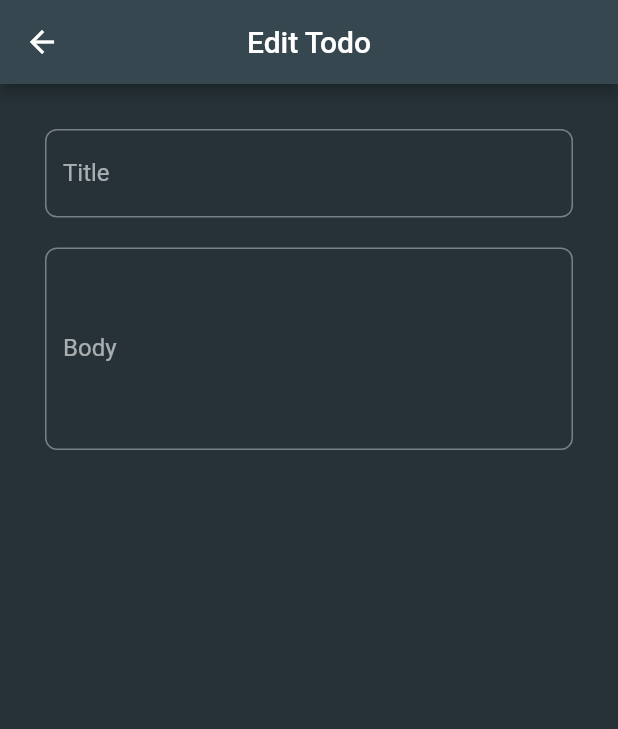
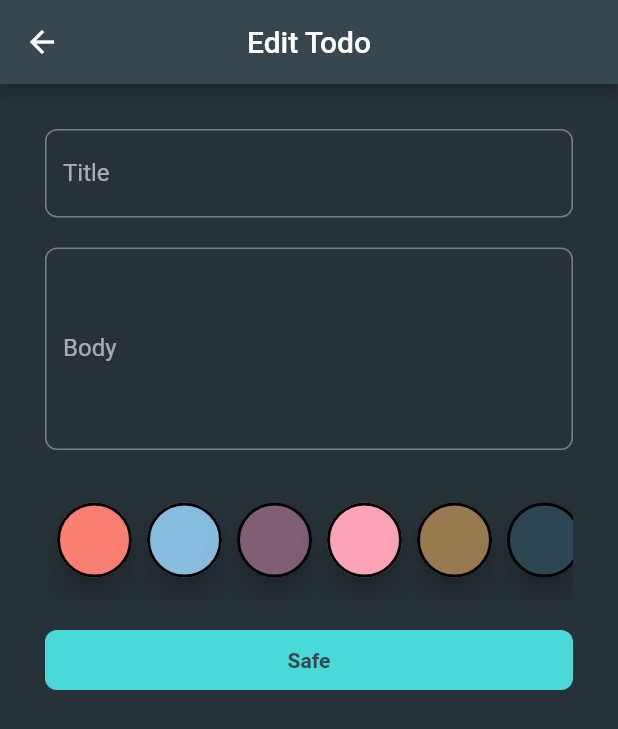
Before and after one commit to AnesJusupovic/TodoApp, a Flutter app: the TodoDetail screen opened directly with empty values, on a phone screen of 412 x 824 dp. Shown: the top 729 px of the screen. Run offline on Flutter 3.47's test engine with Material 2 defaults, Android fonts, the phone set to English and light mode, and no system bars; our stand-ins replace auto_route, bloc, cloud_firestore, dartz, firebase_auth, firebase_core and 2 more; accounts and stored records are empty; Roboto replaces fonts that are missing (Rubik).

Commit message:
Finished every feature of Todo App

```diff
--- a/lib/application/todos/todoForm/todoform_event.dart
+++ b/lib/application/todos/todoForm/todoform_event.dart
@@ -7,3 +7,15 @@ class InitializeTodoDetailPage extends TodoformEvent {
   final Todo? todo;
   InitializeTodoDetailPage({required this.todo});
 }
+
+class ColorChangedEvent extends TodoformEvent {
+  final Color color;
+  ColorChangedEvent({required this.color});
+}
+
+class SafaPressedEvent extends TodoformEvent {
+  final String? title;
+  final String? body;
+
+  SafaPressedEvent({required this.title, this.body});
+}
--- a/lib/presentation/signup/widgets/signin_register_button.dart
+++ b/lib/presentation/core/custom_button.dart
@@ -3,10 +3,10 @@ import 'package:flutter/material.dart';
 import 'package:flutter/src/foundation/key.dart';
 import 'package:flutter/src/widgets/framework.dart';
 
-class SignInRegisterButton extends StatelessWidget {
+class CustomButton extends StatelessWidget {
   final String buttonText;
   final Function callback;
-  const SignInRegisterButton(
+  const CustomButton(
       {Key? key, required this.buttonText, required this.callback})
       : super(key: key);
 
--- a/lib/presentation/signup/widgets/signup_form.dart
+++ b/lib/presentation/signup/widgets/signup_form.dart
@@ -7,7 +7,7 @@ import 'package:flutter_bloc/flutter_bloc.dart';
 import 'package:todo/application/auth/signupform/signupform_bloc.dart';
 import 'package:todo/core/Failures/auth_failures.dart';
 import 'package:todo/presentation/routes/router.gr.dart';
-import 'package:todo/presentation/signup/widgets/signin_register_button.dart';
+import 'package:todo/presentation/core/custom_button.dart';
 
 class SignUpForm extends StatelessWidget {
   const SignUpForm({Key? key}) : super(key: key);
@@ -133,7 +133,7 @@ class SignUpForm extends StatelessWidget {
               const SizedBox(
                 height: 40,
               ),
-              SignInRegisterButton(
+              CustomButton(
                 buttonText: "Sign in",
                 callback: () {
                   if (formKey.currentState!.validate()) {
@@ -158,7 +158,7 @@ class SignUpForm extends StatelessWidget {
               const SizedBox(
                 height: 20,
               ),
-              SignInRegisterButton(
+              CustomButton(
                 buttonText: "Register",
                 callback: () {
                   if (formKey.currentState!.validate()) {
--- a/lib/presentation/todo_detail/todo_detail_page.dart
+++ b/lib/presentation/todo_detail/todo_detail_page.dart
@@ -7,6 +7,7 @@ import 'package:todo/application/todos/todoForm/todoform_bloc.dart';
 import 'package:todo/domain/entities/todo.dart';
 import 'package:todo/injection.dart';
 import 'package:todo/presentation/routes/router.gr.dart';
+import 'package:todo/presentation/todo_detail/widgets/safe_progress_overlay.dart';
 import 'package:todo/presentation/todo_detail/widgets/todo_form.dart';
 
 class TodoDetail extends StatelessWidget {
@@ -19,7 +20,7 @@ class TodoDetail extends StatelessWidget {
     return BlocProvider(
       create: (context) =>
           sl<TodoformBloc>()..add(InitializeTodoDetailPage(todo: todo)),
-      child: BlocListener<TodoformBloc, TodoformState>(
+      child: BlocConsumer<TodoformBloc, TodoformState>(
         listenWhen: (p, c) => p.failureOrSuccess != c.failureOrSuccess,
         listener: (context, state) {
           state.failureOrSuccess.fold(
@@ -34,15 +35,22 @@ class TodoDetail extends StatelessWidget {
                   (_) => Navigator.of(context).popUntil(
                       (route) => route.settings.name == HomePageRoute.name)));
         },
-        child: Scaffold(
+        builder: (context, state) {
+          return Scaffold(
             appBar: AppBar(
               centerTitle: true,
               title: Text(
                 todo == null ? "Create a Todo" : "Edit Todo",
               ),
             ),
-          body: const TodoForm(),
+            body: Stack(
+              children: [
+                const TodoForm(),
+                SafeInProgressOverlay(isSaving: state.isSaving),
+              ],
             ),
+          );
+        },
       ),
     );
   }
--- a/lib/presentation/todo_detail/widgets/color_field.dart
+++ b/lib/presentation/todo_detail/widgets/color_field.dart
@@ -1,14 +1,54 @@
 import 'package:flutter/cupertino.dart';
+import 'package:flutter/material.dart';
 import 'package:flutter/src/foundation/key.dart';
 import 'package:flutter/src/widgets/framework.dart';
+import 'package:flutter_bloc/flutter_bloc.dart';
+import 'package:todo/application/todos/todoForm/todoform_bloc.dart';
 import 'package:todo/domain/entities/todo_color.dart';
 
 class ColorField extends StatelessWidget {
-  final TodoColor todo;
-  const ColorField({Key? key, required this.todo}) : super(key: key);
+  final TodoColor color;
+  const ColorField({Key? key, required this.color}) : super(key: key);
 
   @override
   Widget build(BuildContext context) {
-    return Container();
+    return SizedBox(
+      height: 80,
+      child: ListView.separated(
+        scrollDirection: Axis.horizontal,
+        physics: const BouncingScrollPhysics(),
+        padding: const EdgeInsets.symmetric(horizontal: 8),
+        itemBuilder: (context, index) {
+          final itemColor = TodoColor.predefinedColors[index];
+
+          return InkWell(
+            onTap: () {
+              BlocProvider.of<TodoformBloc>(context)
+                  .add(ColorChangedEvent(color: itemColor));
+            },
+            child: Material(
+              color: itemColor,
+              elevation: 10,
+              shape: CircleBorder(
+                  side: BorderSide(
+                      width: 2,
+                      color: itemColor == color.color
+                          ? Colors.white
+                          : Colors.black)),
+              child: const SizedBox(
+                height: 50,
+                width: 50,
+              ),
+            ),
+          );
+        },
+        separatorBuilder: (context, index) {
+          return const SizedBox(
+            width: 10,
+          );
+        },
+        itemCount: TodoColor.predefinedColors.length,
+      ),
+    );
   }
 }
--- a/lib/presentation/todo_detail/widgets/todo_form.dart
+++ b/lib/presentation/todo_detail/widgets/todo_form.dart
@@ -4,6 +4,8 @@ import 'package:flutter/src/foundation/key.dart';
 import 'package:flutter/src/widgets/framework.dart';
 import 'package:flutter_bloc/flutter_bloc.dart';
 import 'package:todo/application/todos/todoForm/todoform_bloc.dart';
+import 'package:todo/presentation/core/custom_button.dart';
+import 'package:todo/presentation/todo_detail/widgets/color_field.dart';
 
 class TodoForm extends StatelessWidget {
   const TodoForm({Key? key}) : super(key: key);
@@ -89,6 +91,34 @@ class TodoForm extends StatelessWidget {
                     ),
                   ),
                 ),
+                const SizedBox(
+                  height: 20,
+                ),
+                ColorField(
+                  color: state.todo.color,
+                ),
+                const SizedBox(
+                  height: 20,
+                ),
+                CustomButton(
+                  buttonText: "Safe",
+                  callback: () {
+                    if (formKey.currentState!.validate()) {
+                      BlocProvider.of<TodoformBloc>(context)
+                          .add(SafaPressedEvent(body: body, title: title));
+                    } else {
+                      BlocProvider.of<TodoformBloc>(context)
+                          .add(SafaPressedEvent(body: null, title: null));
+                      ScaffoldMessenger.of(context).showSnackBar(
+                        SnackBar(
+                          backgroundColor: Colors.redAccent,
+                          content: Text("Invalid Input",
+                              style: Theme.of(context).textTheme.bodyText1),
+                        ),
+                      );
+                    }
+                  },
+                ),
               ],
             ),
           ),
```
Also changed, not shown: lib/application/todos/todoForm/todoform_bloc.dart (+26 -0 lines), lib/presentation/todo_detail/widgets/safe_progress_overlay.dart (added, +24 -0 lines). Lines whose indentation alone changed are shown as unchanged.
